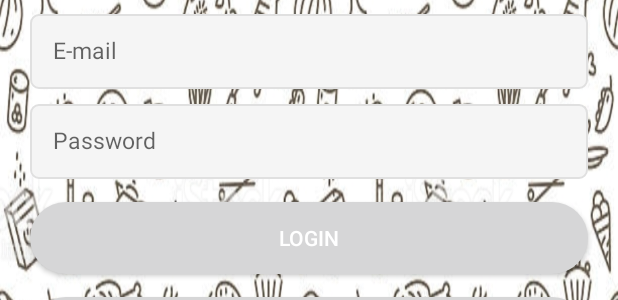
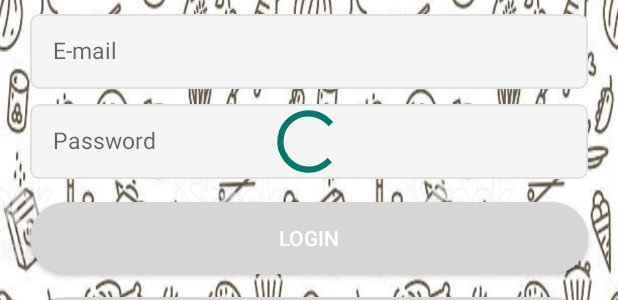
Before and after one commit to j-juric/FoodReviewProject, an Android app: the layout fragment_login.xml on its own in the app's theme, with its tools: preview values and no code run, on a phone screen of 412 x 824 dp. Shown: the part 476-776 px from the top of the screen. Run offline under Robolectric (Android 15) with nearby library versions, the phone set to English and light mode, and no system bars; Roboto replaces fonts that are not available here.

Commit message:
Added a progress bar

```diff
--- a/app/src/main/res/layout/fragment_login.xml
+++ b/app/src/main/res/layout/fragment_login.xml
@@ -5,6 +5,8 @@
     android:layout_height="match_parent"
     android:background="@drawable/food"
     tools:context=".LoginFragment">
+
+
 
     <TextView
         android:id="@+id/tv_title"
@@ -118,5 +120,18 @@
         android:textColorHint="@color/common_google_signin_btn_text_dark_focused"
         android:textSize="15sp"
         android:textStyle="bold" />
+    <ProgressBar
+        android:id="@+id/progress_Bar"
+        style="?android:attr/progressBarStyle"
+        android:layout_width="200dp"
+        android:layout_height="wrap_content"
+        android:layout_marginLeft="70dp"
+        android:layout_marginTop="150dp"
+        android:layout_centerInParent="true"
+        android:indeterminate = "true"
+        android:max="100"
+        android:minWidth="200dp"
+        android:minHeight="50dp"
+        android:progress="0" />
 
 </RelativeLayout>
--- a/app/src/main/res/layout/fragment_register.xml
+++ b/app/src/main/res/layout/fragment_register.xml
@@ -12,6 +12,8 @@
     android:orientation="vertical"
     android:background="@drawable/food"
     tools:context=".RegisterFragment">
+
+
 
 
     <TextView
@@ -157,5 +159,6 @@
 
     </RelativeLayout>
 
+
 </LinearLayout>
 </androidx.core.widget.NestedScrollView>
```
Also changed, not shown: app/src/main/java/com/food/review/LoginFragment.kt (+9 -2 lines), app/src/main/java/com/food/review/MainActivity.kt (+14 -0 lines), app/src/main/java/com/food/review/OwnerActivity.kt (+20 -0 lines).
